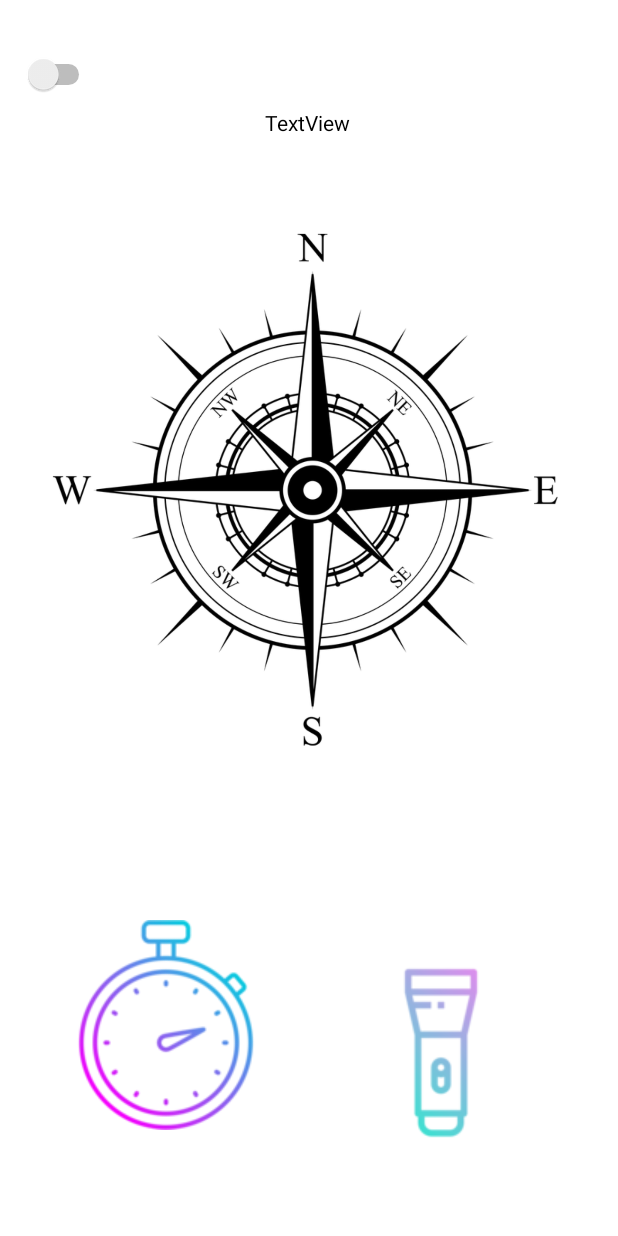
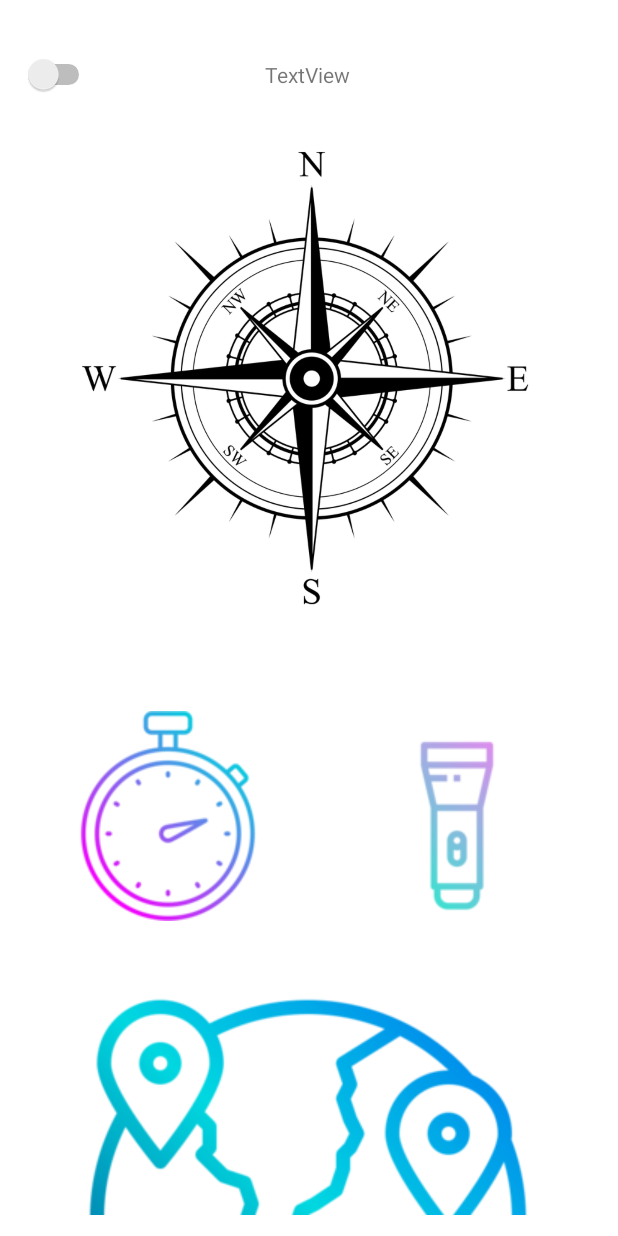
Before and after one commit to kk11218/Aplikacja-Survivalowa, an Android app: the screen it shows after launch (MainActivity), on a phone screen of 412 x 824 dp. Run offline under Robolectric (Android 15) with nearby library versions, the phone set to English and light mode, and no system bars.

Commit message:
mapa start

```diff
--- a/app/src/main/res/layout/activity_main.xml
+++ b/app/src/main/res/layout/activity_main.xml
@@ -11,31 +11,32 @@
         android:id="@+id/imageButton"
         android:layout_width="wrap_content"
         android:layout_height="wrap_content"
-        android:layout_marginBottom="52dp"
         android:backgroundTint="#00FFFFFF"
         app:layout_constraintBottom_toBottomOf="parent"
         app:layout_constraintEnd_toEndOf="parent"
-        app:layout_constraintHorizontal_bias="0.854"
+        app:layout_constraintHorizontal_bias="0.898"
         app:layout_constraintStart_toStartOf="parent"
+        app:layout_constraintTop_toBottomOf="@+id/textView"
+        app:layout_constraintVertical_bias="0.664"
         app:srcCompat="@drawable/off1" />
 
     <ImageView
         android:id="@+id/imageView"
-        android:layout_width="355dp"
-        android:layout_height="361dp"
+        android:layout_width="337dp"
+        android:layout_height="314dp"
         app:layout_constraintBottom_toTopOf="@+id/imageButton"
         app:layout_constraintEnd_toEndOf="parent"
         app:layout_constraintStart_toStartOf="parent"
         app:layout_constraintTop_toBottomOf="@+id/textView"
-        app:layout_constraintVertical_bias="0.341"
+        app:layout_constraintVertical_bias="0.407"
         app:srcCompat="@drawable/compass1" />
 
     <TextView
         android:id="@+id/textView"
-        style="@style/TEXT"
+
         android:layout_width="wrap_content"
         android:layout_height="wrap_content"
-        android:layout_marginTop="72dp"
+        android:layout_marginTop="40dp"
         android:text="TextView"
         app:layout_constraintEnd_toEndOf="parent"
         app:layout_constraintHorizontal_bias="0.498"
@@ -63,11 +64,23 @@
         android:backgroundTint="#00FFFFFF"
         app:layout_constraintBottom_toBottomOf="parent"
         app:layout_constraintEnd_toStartOf="@+id/imageButton"
-        app:layout_constraintHorizontal_bias="1.0"
+        app:layout_constraintHorizontal_bias="0.755"
         app:layout_constraintStart_toStartOf="parent"
         app:layout_constraintTop_toTopOf="parent"
-        app:layout_constraintVertical_bias="0.909"
+        app:layout_constraintVertical_bias="0.699"
         app:srcCompat="@drawable/timer" />
+
+    <ImageButton
+        android:id="@+id/imageButton9"
+        android:layout_width="wrap_content"
+        android:layout_height="wrap_content"
+        android:layout_marginBottom="4dp"
+        android:backgroundTint="#00FFFFFF"
+        app:layout_constraintBottom_toBottomOf="parent"
+        app:layout_constraintEnd_toEndOf="parent"
+        app:layout_constraintHorizontal_bias="0.494"
+        app:layout_constraintStart_toStartOf="parent"
+        app:srcCompat="@drawable/world__1_" />
 
 
 </androidx.constraintlayout.widget.ConstraintLayout>
```
Also changed, not shown: app/src/main/res/drawable/world__1_.png (added).
